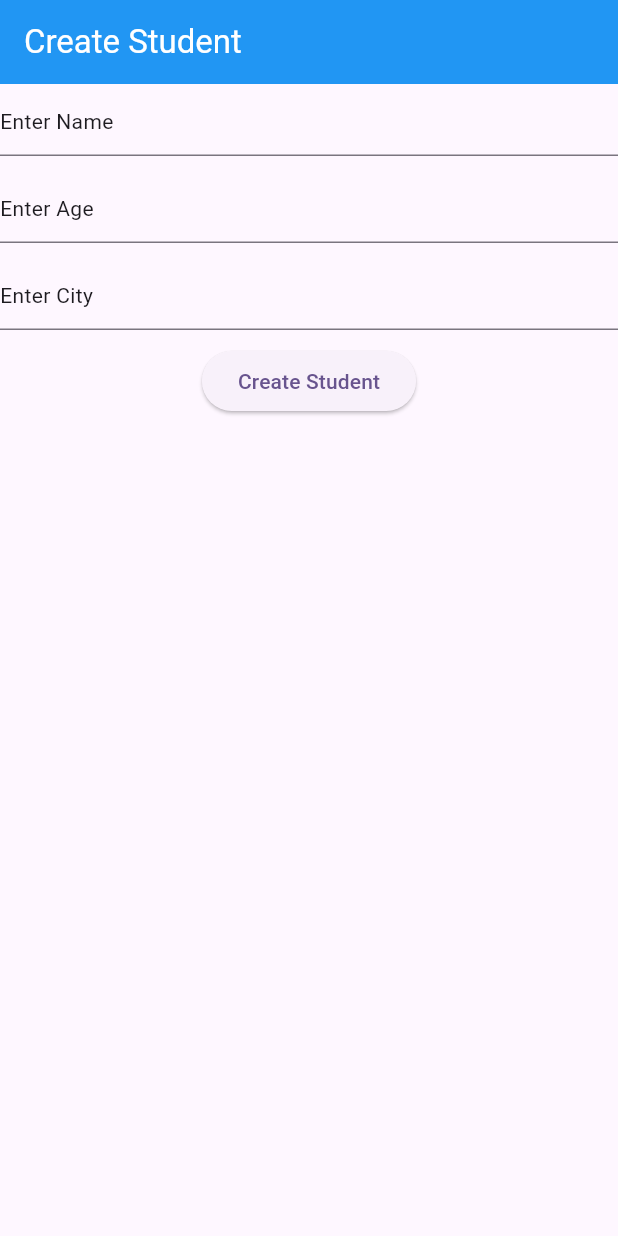
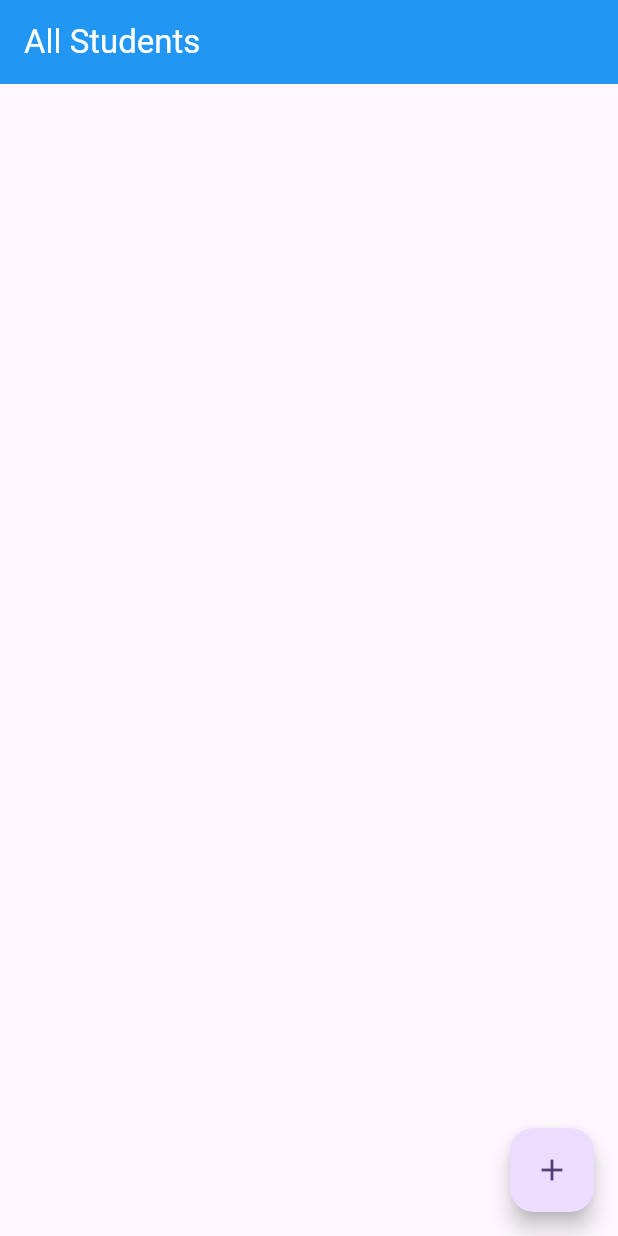
Before and after one commit to AbRehman536/mehreen_backend, a Flutter app: the screen it shows after launch, on a phone screen of 412 x 824 dp. Run offline on Flutter 3.47's test engine with Material 3 defaults, Android fonts, the light colour scheme and no system bars; our stand-ins replace cloud_firestore, firebase_core; accounts and stored records are empty.

Commit message:
get done

```diff
--- a/lib/main.dart
+++ b/lib/main.dart
@@ -2,6 +2,7 @@ import 'package:firebase_core/firebase_core.dart';
 import 'package:flutter/material.dart';
 import 'package:mehreen_backend/firebase_options.dart';
 import 'package:mehreen_backend/views/students/create_student.dart';
+import 'package:mehreen_backend/views/students/get_all_students.dart';
 
 void main()async{
   WidgetsFlutterBinding.ensureInitialized();
@@ -37,7 +38,7 @@ class MyApp extends StatelessWidget {
         // tested with just a hot reload.
         colorScheme: .fromSeed(seedColor: Colors.deepPurple),
       ),
-      home: CreateStudent(),
+      home: GetAllStudents(),
     );
   }
 }
--- a/lib/models/student.dart
+++ b/lib/models/student.dart
@@ -3,10 +3,6 @@
 //     final studentModel = studentModelFromJson(jsonString);
 
 import 'dart:convert';
-
-StudentModel studentModelFromJson(String str) => StudentModel.fromJson(json.decode(str));
-
-String studentModelToJson(StudentModel data) => json.encode(data.toJson());
 
 class StudentModel {
   final String? docId;
@@ -34,8 +30,8 @@ class StudentModel {
     createdAt: json["createdAt"],
   );
 
-  Map<String, dynamic> toJson() => {
-    "docID": docId,
+  Map<String, dynamic> toJson(String studentID) => {
+    "docID": studentID,
     "name": name,
     "age": age,
     "city": city,
--- /dev/null
+++ b/lib/views/students/get_all_students.dart
@@ -0,0 +1,43 @@
+import 'package:flutter/material.dart';
+import 'package:mehreen_backend/models/student.dart';
+import 'package:mehreen_backend/services/student.dart';
+import 'package:mehreen_backend/views/students/create_student.dart';
+import 'package:provider/provider.dart';
+
+class GetAllStudents extends StatelessWidget {
+  const GetAllStudents({super.key});
+
+  @override
+  Widget build(BuildContext context) {
+    return Scaffold(
+      appBar: AppBar(
+        title: Text("All Students"),
+        backgroundColor: Colors.blue,
+        foregroundColor: Colors.white,
+      ),
+      floatingActionButton: FloatingActionButton(
+        onPressed: (){
+          Navigator.push(context, MaterialPageRoute(builder: (context)=> CreateStudent()));
+        },child: Icon(Icons.add),),
+      body: StreamProvider.value(
+          value: StudentService().getAllStudents(),
+          initialData: [StudentModel()],
+          builder: (context, child){
+            List<StudentModel> studentList = context.watch<List<StudentModel>>();
+            return ListView.builder(
+              itemCount: studentList.length,
+              itemBuilder: (BuildContext context, int index) {
+              return Card(
+                child: ListTile(
+                  leading: Icon(Icons.school),
+                  title: Text(studentList[index].name.toString()),
+                  subtitle: Text(studentList[index].age.toString()),
+                  trailing: Text(studentList[index].city.toString()),
+                ),
+              );
+            },);
+          },
+      ),
+    );
+  }
+}
--- a/pubspec.yaml
+++ b/pubspec.yaml
@@ -36,6 +36,7 @@ dependencies:
   cupertino_icons: ^1.0.8
   cloud_firestore:
   firebase_core:
+  provider:
 
 dev_dependencies:
   flutter_test:
```
Also changed, not shown: lib/services/student.dart (+6 -1 lines), lib/views/students/create_student.dart (+22 -2 lines), pubspec.lock.
